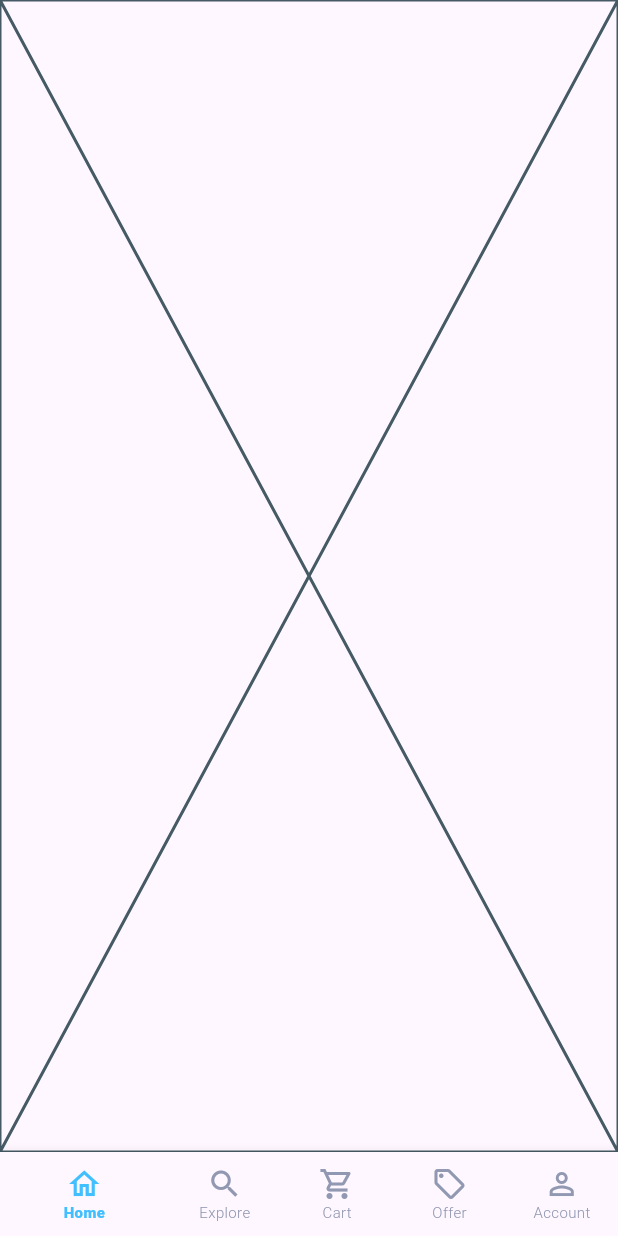
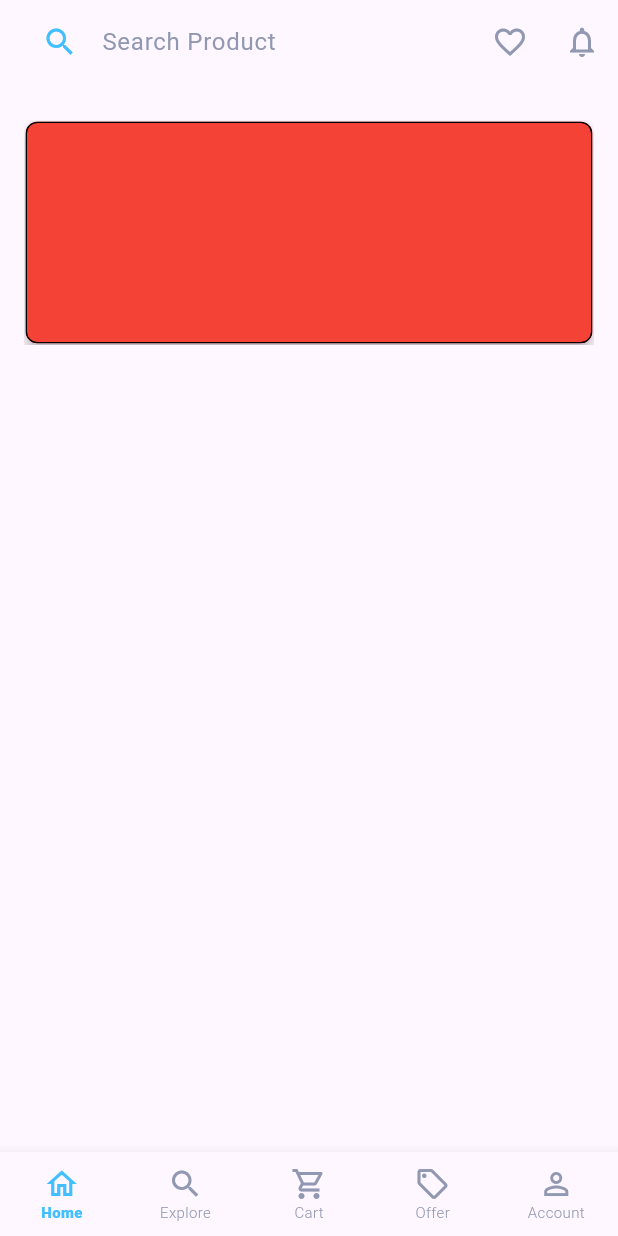
Before and after one commit to Pedro-Zamorano/templates_app, a Flutter app: the screen it shows after launch, on a phone screen of 412 x 824 dp. Run offline on Flutter 3.47's test engine with Material 3 defaults, Android fonts, the phone set to English and light mode, and no system bars.

Commit message:
Avance en HomeScreen

```diff
--- a/lib/e_commerce_app/presentation/screens/dashboard.dart
+++ b/lib/e_commerce_app/presentation/screens/dashboard.dart
@@ -64,6 +64,7 @@ class _DashboardScreenState extends State<DashboardScreen> {
         selectedLabelStyle: TextStyle(fontWeight: FontWeight.w800),
         unselectedFontSize: 10,
         unselectedLabelStyle: TextStyle(fontWeight: FontWeight.w300),
+        type: BottomNavigationBarType.fixed,
       ),
     );
   }
--- a/lib/e_commerce_app/presentation/screens/home.dart
+++ b/lib/e_commerce_app/presentation/screens/home.dart
@@ -6,10 +6,37 @@ class HomeScreen extends StatelessWidget {
 
   @override
   Widget build(BuildContext context) {
-    return const Placeholder();
+    return Scaffold(
+      appBar: PreferredSize(
+        preferredSize: Size.fromHeight(80),
+        child: _DashboardAppBar(),
+      ),
+      body: SingleChildScrollView(
+        padding: EdgeInsets.only(left: 16, right: 16, bottom: 16),
+        child: Column(
+          children: [
+            // CarouselView section
+            SizedBox(
+              width: double.infinity,
+              height: 150,
+              child: CarouselSection(),
+            ),
+
+            // Category section
+
+            // Flash Sale section
+
+            // Mega Sale section
+
+            // Static Image section
+
+            // Normal Products section
+          ],
+        ),
+      ),
+    );
   }
 }
-
 
 class _DashboardAppBar extends StatelessWidget {
   @override
@@ -39,3 +66,23 @@ class _DashboardAppBar extends StatelessWidget {
     );
   }
 }
+
+class CarouselSection extends StatelessWidget {
+  const CarouselSection({super.key});
+
+  @override
+  Widget build(BuildContext context) {
+    return CarouselView(
+      itemExtent: double.infinity,
+      scrollDirection: Axis.horizontal,
+      elevation: 4,
+      padding: EdgeInsets.all(1),
+      shape: OutlineInputBorder(borderRadius: BorderRadius.circular(8)),
+      enableSplash: true,
+      itemSnapping: true,
+      children: List<Widget>.generate(10, (int index) {
+        return Container(color: Colors.red, width: double.infinity, height: 50);
+      }),
+    );
+  }
+}
```
Also changed, not shown: 11 other files.
